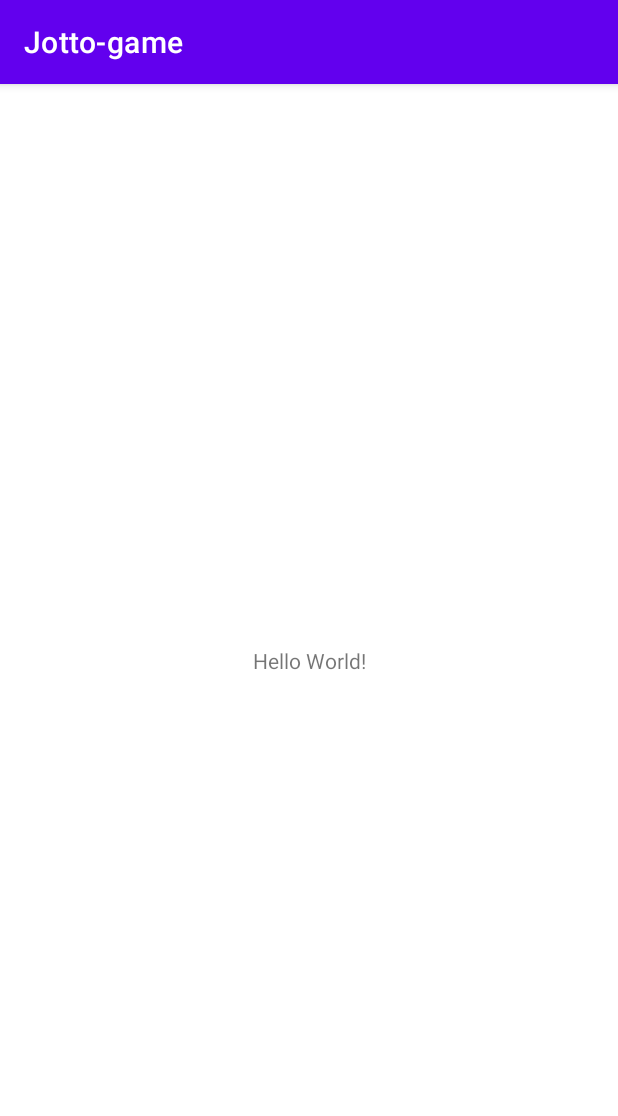
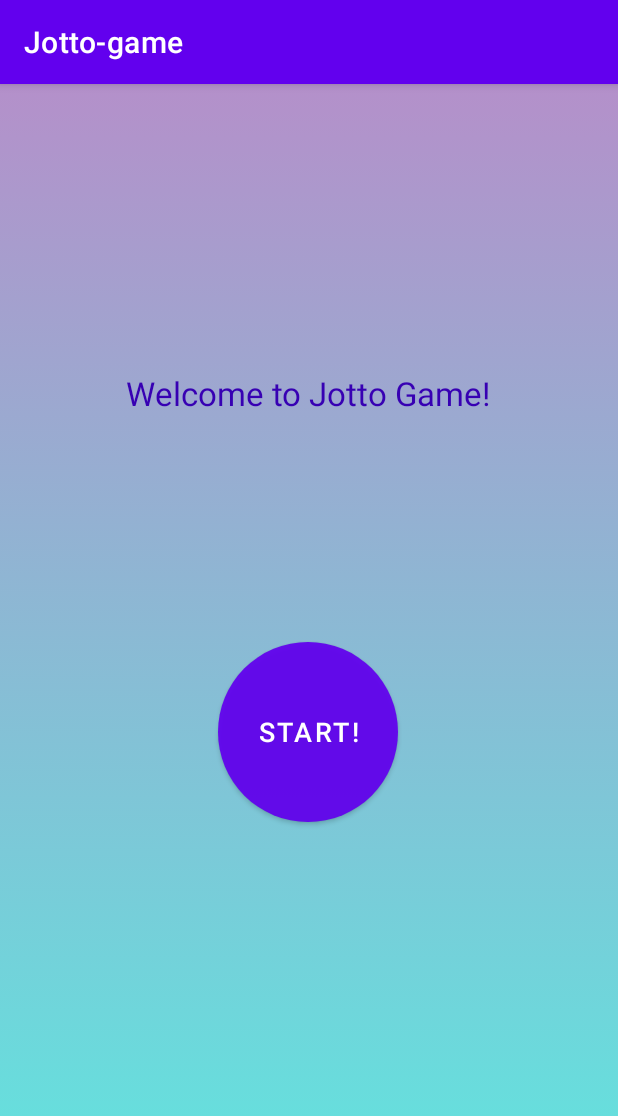
Before and after one commit to AygulMalikova/Jotto-game, an Android app: the screen it shows after launch (MainActivity), on a phone screen of 412 x 824 dp. Shown: the top 1116 px of the screen. Run offline under Robolectric (Android 15) with nearby library versions, the phone set to English and light mode, and no system bars.

Commit message:
Feature: adding layout for the main activity Feature: designing and adding animation the main page

```diff
--- a/app/src/main/java/com/example/jotto_game/MainActivity.kt
+++ b/app/src/main/java/com/example/jotto_game/MainActivity.kt
@@ -1,11 +1,35 @@
 package com.example.jotto_game
 
+
+import android.animation.ObjectAnimator
+import android.animation.PropertyValuesHolder
+import android.os.Bundle
+import android.widget.Button
 import androidx.appcompat.app.AppCompatActivity
-import android.os.Bundle
+
 
 class MainActivity : AppCompatActivity() {
     override fun onCreate(savedInstanceState: Bundle?) {
         super.onCreate(savedInstanceState)
         setContentView(R.layout.activity_main)
+
+        startButtonAnimation()
+
+    }
+
+    //https://stackoverflow.com/questions/27301586/repeat-pulse-animation
+    private fun startButtonAnimation() {
+        val startBtn: Button = findViewById<Button>(R.id.start_button)
+
+        val scaleDown: ObjectAnimator = ObjectAnimator.ofPropertyValuesHolder(
+                startBtn,
+                PropertyValuesHolder.ofFloat("scaleX", 1.2f),
+                PropertyValuesHolder.ofFloat("scaleY", 1.2f))
+        scaleDown.duration = 700
+
+        scaleDown.repeatCount = ObjectAnimator.INFINITE
+        scaleDown.repeatMode = ObjectAnimator.REVERSE
+
+        scaleDown.start()
     }
 }
--- /dev/null
+++ b/app/src/main/res/drawable/gradient_background.xml
@@ -0,0 +1,11 @@
+<?xml version="1.0" encoding="utf-8"?>
+<selector xmlns:android="http://schemas.android.com/apk/res/android">
+    <item>
+        <shape>
+            <gradient android:angle="90"
+                android:endColor="#b490ca"
+                android:startColor="#5ee7df"
+                android:type="linear" />
+        </shape>
+    </item>
+</selector>
--- /dev/null
+++ b/app/src/main/res/drawable/rounded_button.xml
@@ -0,0 +1,12 @@
+<?xml version="1.0" encoding="utf-8"?>
+<shape xmlns:android="http://schemas.android.com/apk/res/android"
+    android:shape="rectangle">
+
+    <corners android:radius="60dp"/>
+    <solid android:color="#EEFFFFFF"/>
+    <padding
+        android:bottom="10dp"
+        android:left="10dp"
+        android:right="10dp"
+        android:top="10dp"/>
+</shape>
--- /dev/null
+++ b/app/src/main/res/layout-v28/activity_main.xml
@@ -0,0 +1,43 @@
+<?xml version="1.0" encoding="utf-8"?>
+<androidx.constraintlayout.widget.ConstraintLayout xmlns:android="http://schemas.android.com/apk/res/android"
+    xmlns:app="http://schemas.android.com/apk/res-auto"
+    xmlns:tools="http://schemas.android.com/tools"
+    android:layout_width="match_parent"
+    android:layout_height="match_parent"
+    android:background="@drawable/gradient_background"
+    tools:context=".MainActivity">
+
+    <TextView
+        android:id="@+id/welcome_message"
+        android:layout_width="wrap_content"
+        android:layout_height="wrap_content"
+        android:text="@string/welcome_message"
+        android:textColor="@color/purple_700"
+        android:textFontWeight="700"
+        android:textSize="22sp"
+        android:textStyle="bold"
+        app:layout_constraintBottom_toBottomOf="parent"
+        app:layout_constraintHorizontal_bias="0.498"
+        app:layout_constraintLeft_toLeftOf="parent"
+        app:layout_constraintRight_toRightOf="parent"
+        app:layout_constraintTop_toTopOf="parent"
+
+        app:layout_constraintVertical_bias="0.259" />
+
+    <Button
+        android:id="@+id/start_button"
+        android:layout_width="wrap_content"
+        android:layout_height="wrap_content"
+        android:height="120dp"
+        android:width="120dp"
+        android:background="@drawable/rounded_button"
+        android:text="@string/start_btn"
+        android:textSize="18sp"
+        app:layout_constraintBottom_toBottomOf="parent"
+        app:layout_constraintEnd_toEndOf="parent"
+        app:layout_constraintHorizontal_bias="0.498"
+        app:layout_constraintStart_toStartOf="parent"
+        app:layout_constraintTop_toBottomOf="@+id/welcome_message"
+        app:layout_constraintVertical_bias="0.354" />
+
+</androidx.constraintlayout.widget.ConstraintLayout>
--- a/app/src/main/res/layout/activity_main.xml
+++ /dev/null
@@ -1,18 +0,0 @@
-<?xml version="1.0" encoding="utf-8"?>
-<androidx.constraintlayout.widget.ConstraintLayout xmlns:android="http://schemas.android.com/apk/res/android"
-    xmlns:app="http://schemas.android.com/apk/res-auto"
-    xmlns:tools="http://schemas.android.com/tools"
-    android:layout_width="match_parent"
-    android:layout_height="match_parent"
-    tools:context=".MainActivity">
-
-    <TextView
-        android:layout_width="wrap_content"
-        android:layout_height="wrap_content"
-        android:text="Hello World!"
-        app:layout_constraintBottom_toBottomOf="parent"
-        app:layout_constraintLeft_toLeftOf="parent"
-        app:layout_constraintRight_toRightOf="parent"
-        app:layout_constraintTop_toTopOf="parent" />
-
-</androidx.constraintlayout.widget.ConstraintLayout>
--- a/app/src/main/res/values/strings.xml
+++ b/app/src/main/res/values/strings.xml
@@ -1,3 +1,5 @@
 <resources>
     <string name="app_name">Jotto-game</string>
+    <string name="welcome_message">Welcome to Jotto Game!</string>
+    <string name="start_btn">Start!</string>
 </resources>
```
